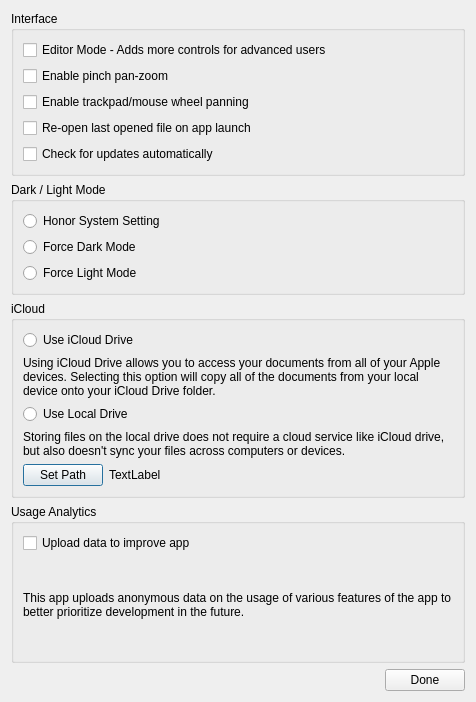
The window that pkdiagram/mainwindow/preferences.ui (patrickkidd/familydiagram) describes before a commit, drawn with Qt 5.
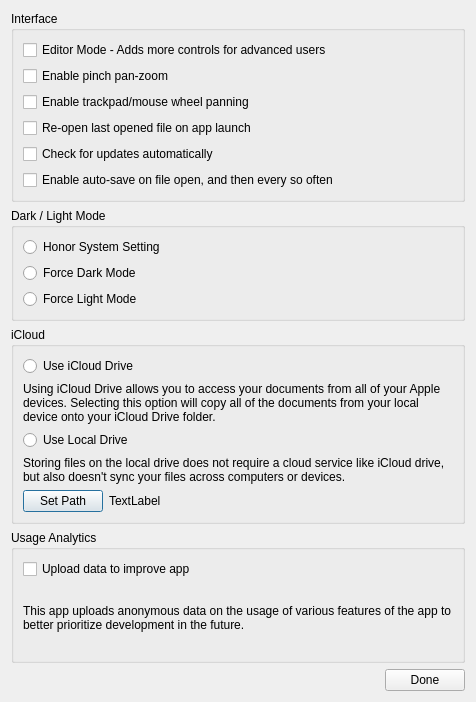
The same window after the commit.

The edit to the form file:
```diff
--- a/pkdiagram/mainwindow/preferences.ui
+++ b/pkdiagram/mainwindow/preferences.ui
@@ -64,6 +64,13 @@
         </property>
        </widget>
       </item>
+      <item>
+       <widget class="QCheckBox" name="autoSaveBox">
+        <property name="text">
+         <string>Enable auto-save on file open, and then every so often</string>
+        </property>
+       </widget>
+      </item>
      </layout>
     </widget>
    </item>
```
